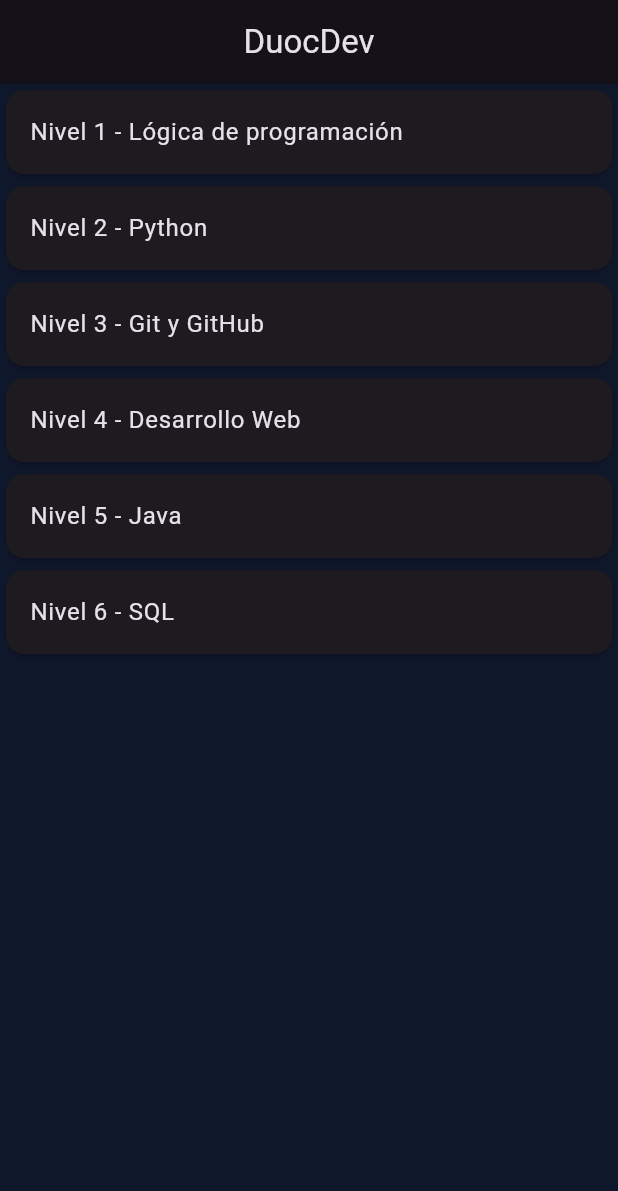
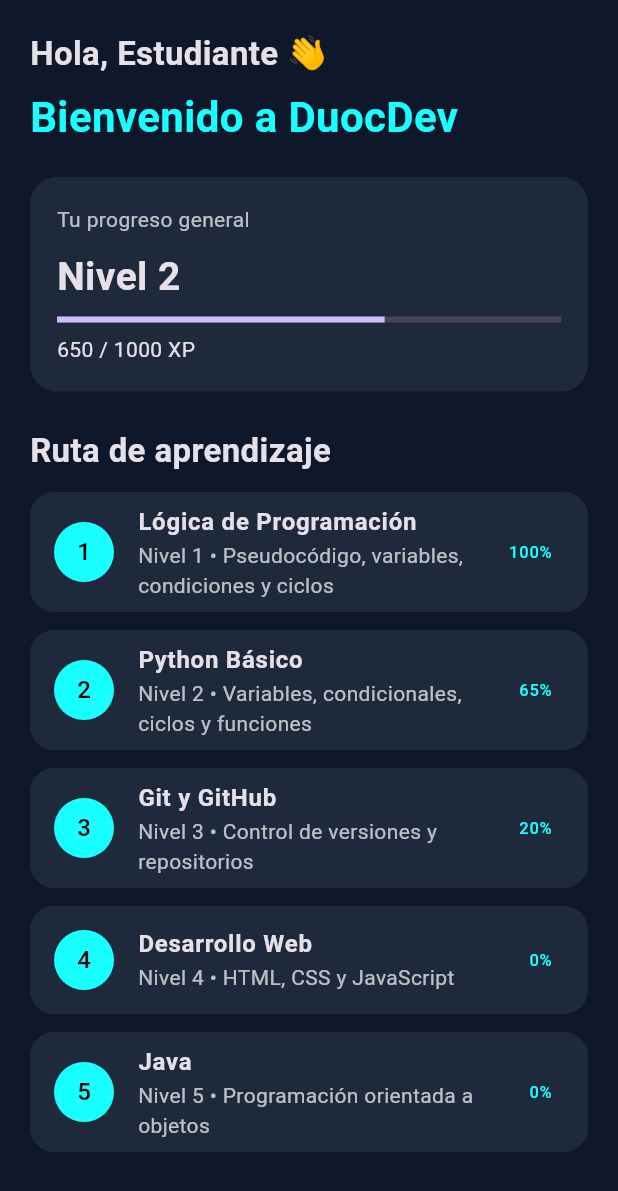
Before and after one commit to alfonsogzman123-netizen/Duocdev, a Flutter app: the screen it shows after launch, on a phone screen of 412 x 824 dp. Shown: the top 1191 px of the screen. Run offline on Flutter 3.47's test engine with Material 3 defaults, Android fonts, the phone set to English and light mode, and no system bars.

Commit message:
Agrega navegación a pantalla de curso

```diff
--- a/lib/main.dart
+++ b/lib/main.dart
@@ -21,33 +21,176 @@
 class HomeScreen extends StatelessWidget {
   const HomeScreen({super.key});
 
-  final List<String> niveles = const [
-    'Nivel 1 - Lógica de programación',
-    'Nivel 2 - Python',
-    'Nivel 3 - Git y GitHub',
-    'Nivel 4 - Desarrollo Web',
-    'Nivel 5 - Java',
-    'Nivel 6 - SQL',
+  final List<Map<String, String>> cursos = const [
+    {
+      'titulo': 'Lógica de Programación',
+      'nivel': 'Nivel 1',
+      'descripcion': 'Pseudocódigo, variables, condiciones y ciclos',
+      'progreso': '100%',
+    },
+    {
+      'titulo': 'Python Básico',
+      'nivel': 'Nivel 2',
+      'descripcion': 'Variables, condicionales, ciclos y funciones',
+      'progreso': '65%',
+    },
+    {
+      'titulo': 'Git y GitHub',
+      'nivel': 'Nivel 3',
+      'descripcion': 'Control de versiones y repositorios',
+      'progreso': '20%',
+    },
+    {
+      'titulo': 'Desarrollo Web',
+      'nivel': 'Nivel 4',
+      'descripcion': 'HTML, CSS y JavaScript',
+      'progreso': '0%',
+    },
+    {
+      'titulo': 'Java',
+      'nivel': 'Nivel 5',
+      'descripcion': 'Programación orientada a objetos',
+      'progreso': '0%',
+    },
   ];
 
   @override
   Widget build(BuildContext context) {
     return Scaffold(
       backgroundColor: const Color(0xFF0F172A),
-      appBar: AppBar(
-        title: const Text('DuocDev'),
-        centerTitle: true,
+      body: SafeArea(
+        child: Padding(
+          padding: const EdgeInsets.all(20),
+          child: Column(
+            crossAxisAlignment: CrossAxisAlignment.start,
+            children: [
+              const Text(
+                'Hola, Estudiante 👋',
+                style: TextStyle(fontSize: 22, fontWeight: FontWeight.bold),
+              ),
+              const SizedBox(height: 6),
+              const Text(
+                'Bienvenido a DuocDev',
+                style: TextStyle(
+                  fontSize: 28,
+                  fontWeight: FontWeight.bold,
+                  color: Colors.cyanAccent,
+                ),
+              ),
+              const SizedBox(height: 20),
+
+              Container(
+                width: double.infinity,
+                padding: const EdgeInsets.all(18),
+                decoration: BoxDecoration(
+                  color: const Color(0xFF1E293B),
+                  borderRadius: BorderRadius.circular(18),
+                ),
+                child: const Column(
+                  crossAxisAlignment: CrossAxisAlignment.start,
+                  children: [
+                    Text(
+                      'Tu progreso general',
+                      style: TextStyle(color: Colors.white70),
+                    ),
+                    SizedBox(height: 10),
+                    Text(
+                      'Nivel 2',
+                      style: TextStyle(
+                        fontSize: 26,
+                        fontWeight: FontWeight.bold,
+                      ),
+                    ),
+                    SizedBox(height: 8),
+                    LinearProgressIndicator(value: 0.65),
+                    SizedBox(height: 8),
+                    Text('650 / 1000 XP'),
+                  ],
+                ),
+              ),
+
+              const SizedBox(height: 24),
+
+              const Text(
+                'Ruta de aprendizaje',
+                style: TextStyle(fontSize: 22, fontWeight: FontWeight.bold),
+              ),
+
+              const SizedBox(height: 12),
+
+              Expanded(
+                child: ListView.builder(
+                  itemCount: cursos.length,
+                  itemBuilder: (context, index) {
+                    final curso = cursos[index];
+
+                    return Container(
+                      margin: const EdgeInsets.only(bottom: 12),
+                      decoration: BoxDecoration(
+                        color: const Color(0xFF1E293B),
+                        borderRadius: BorderRadius.circular(16),
+                      ),
+                      child: ListTile(
+                                onTap: () {
+                                  Navigator.push(
+                                    context,
+                                      MaterialPageRoute(
+                                         builder: (context) => CursoScreen(
+                                            titulo: curso['titulo']!,
       ),
-      body: ListView.builder(
-        itemCount: niveles.length,
-        itemBuilder: (context, index) {
-          return Card(
-            child: ListTile(
-              title: Text(niveles[index]),
-            ),
-          );
-        },
+    ),
+  );
+},
+
+                        leading: CircleAvatar(
+                          backgroundColor: Colors.cyanAccent,
+                          child: Text(
+                            '${index + 1}',
+                            style: const TextStyle(color: Colors.black),
+                          ),
+                        ),
+                        title: Text(
+                          curso['titulo']!,
+                          style: const TextStyle(fontWeight: FontWeight.bold),
+                        ),
+                        subtitle: Text(
+                          '${curso['nivel']} • ${curso['descripcion']}',
+                          style: const TextStyle(color: Colors.white70),
+                        ),
+                        trailing: Text(
+                          curso['progreso']!,
+                          style: const TextStyle(color: Colors.cyanAccent),
+                        ),
+                      ),
+                    );
+                  },
+                ),
+              ),
+            ],
+          ),
+        ),
       ),
     );
   }
 }
+
+class CursoScreen extends StatelessWidget {
+  final String titulo;
+
+  const CursoScreen({super.key, required this.titulo});
+
+  @override
+  Widget build(BuildContext context) {
+    return Scaffold(
+      appBar: AppBar(
+        title: Text(titulo),
+      ),
+      body: Center(
+        child: Text(
+          'Contenido de $titulo',
+          style: const TextStyle(fontSize: 22),
+        ),
+      ),
+    );
+  }
+}
```
